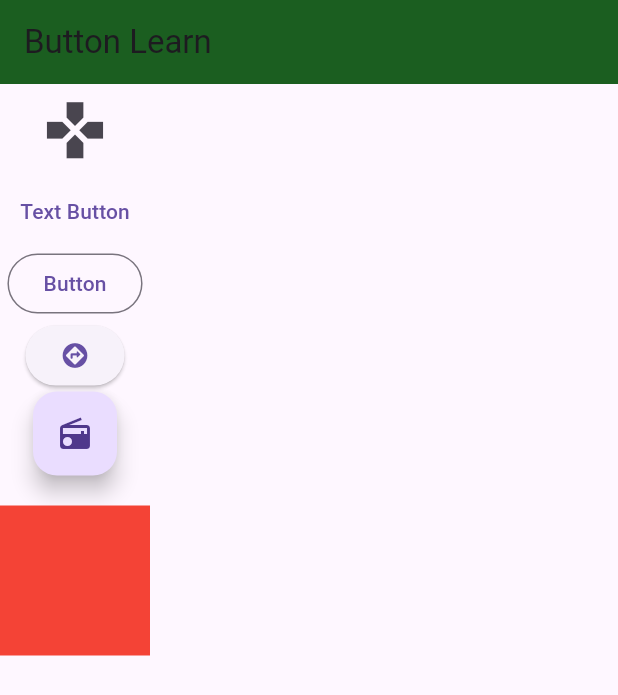
After one commit to Omerylmz00/flutter_team, a Flutter app: the screen it shows after launch, on a phone screen of 412 x 824 dp. The commit adds this screen. Shown: the top 695 px of the screen. Run offline on Flutter 3.47's test engine with Material 3 defaults, Android fonts, the phone set to English and light mode, and no system bars.

Commit message:
5.Video Kodları

```diff
--- /dev/null
+++ b/lib/101/button_learn.dart
@@ -0,0 +1,67 @@
+import 'package:flutter/material.dart';
+
+class ButtonLearn extends StatefulWidget {
+  const ButtonLearn({super.key});
+
+  @override
+  State<ButtonLearn> createState() => _ButtonLearnState();
+}
+
+class _ButtonLearnState extends State<ButtonLearn> {
+  @override
+  Widget build(BuildContext context) {
+    return Scaffold(
+      appBar: AppBar(
+        title: const Text("Button Learn"),
+        backgroundColor: Colors.green.shade900,
+      ),
+      body: Column(
+        mainAxisAlignment: MainAxisAlignment.start,
+        children: [
+          IconButton(
+            onPressed: () {
+              print("IconButton basıldı!!");
+            },
+            icon: Icon(Icons.gamepad),
+            iconSize: 45,
+          ),
+          TextButton(
+            onPressed: () {
+              print("TextButton basıldı!!");
+            },
+            child: Text("Text Button"),
+          ),
+          OutlinedButton(
+            onPressed: () {
+              print("OutlinedButton basıldı!!");
+            },
+            child: Text("Button"),
+          ),
+          ElevatedButton(
+            onPressed: () {
+              print("elevated button basıldı!!");
+            },
+            child: Icon(Icons.assistant_direction_rounded),
+          ),
+          FloatingActionButton(
+            onPressed: () {},
+            child: Icon(Icons.radio),
+          ),
+          SizedBox(
+            height: 20,
+          ),
+          InkWell(
+            onTap: () {
+              print("Kırmızı kutuya tıklandı!!!");
+            },
+            child: Container(
+              height: 100,
+              width: 100,
+              color: Colors.red,
+            ),
+          ),
+        ],
+      ),
+    );
+  }
+}
--- a/lib/main.dart
+++ b/lib/main.dart
@@ -1,5 +1,7 @@
 import 'package:flutter/material.dart';
 import 'package:flutter_series/state/state_learn.dart';
+import '101/asset_learn.dart';
+import '101/button_learn.dart';
 import '101/scaffold_learn.dart';
 
 void main() {
@@ -13,7 +15,7 @@ class MyApp extends StatelessWidget {
   @override
   Widget build(BuildContext context) {
     return  MaterialApp(
-      home: ScaffoldLearn(),
+      home: ButtonLearn(),
     );
   }
 }
```
Also changed, not shown: lib/101/asset_learn.dart (added, +40 -0 lines), pubspec.yaml (+10 -0 lines), assets/fonts/BebasNeue-Regular.ttf (added), assets/images/img_01.jpg (added), 2 other files.
